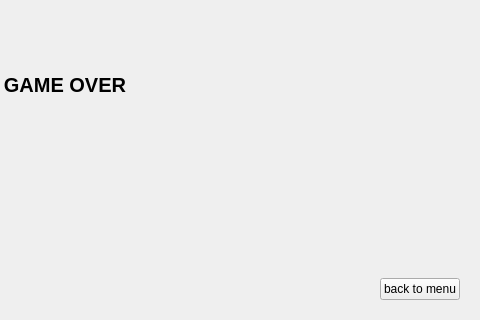
Old version of the form CentipedeReloaded/widget.ui in the repository Poulouc/Retro_Centipede; both pictures show x 350 to 830 and y 122 to 442 of the 830 by 442 pixel window.
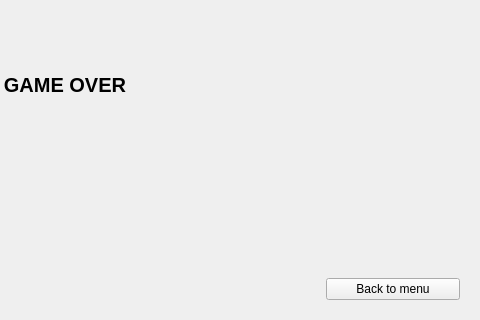
New version of the form. The open tabs and pages were chosen to show the change.

What changed in the file:
```diff
--- a/CentipedeReloaded/widget.ui
+++ b/CentipedeReloaded/widget.ui
@@ -22,6 +22,9 @@
   <layout class="QGridLayout" name="gridLayout">
    <item row="0" column="0">
     <widget class="QStackedWidget" name="stackedWidget">
+     <property name="enabled">
+      <bool>true</bool>
+     </property>
      <property name="sizePolicy">
       <sizepolicy hsizetype="Preferred" vsizetype="Preferred">
        <horstretch>0</horstretch>
@@ -353,8 +356,14 @@
         <layout class="QGridLayout" name="gridLayout_6">
          <item row="1" column="1">
           <widget class="QPushButton" name="back_button">
+           <property name="sizePolicy">
+            <sizepolicy hsizetype="Expanding" vsizetype="Fixed">
+             <horstretch>0</horstretch>
+             <verstretch>0</verstretch>
+            </sizepolicy>
+           </property>
            <property name="text">
-            <string>back to menu</string>
+            <string>Back to menu</string>
            </property>
           </widget>
          </item>
@@ -365,7 +374,7 @@
            </property>
            <property name="sizeHint" stdset="0">
             <size>
-             <width>40</width>
+             <width>650</width>
              <height>20</height>
             </size>
            </property>
```
Left out of the diff: 13 changed lines with no effect on the pictures.
